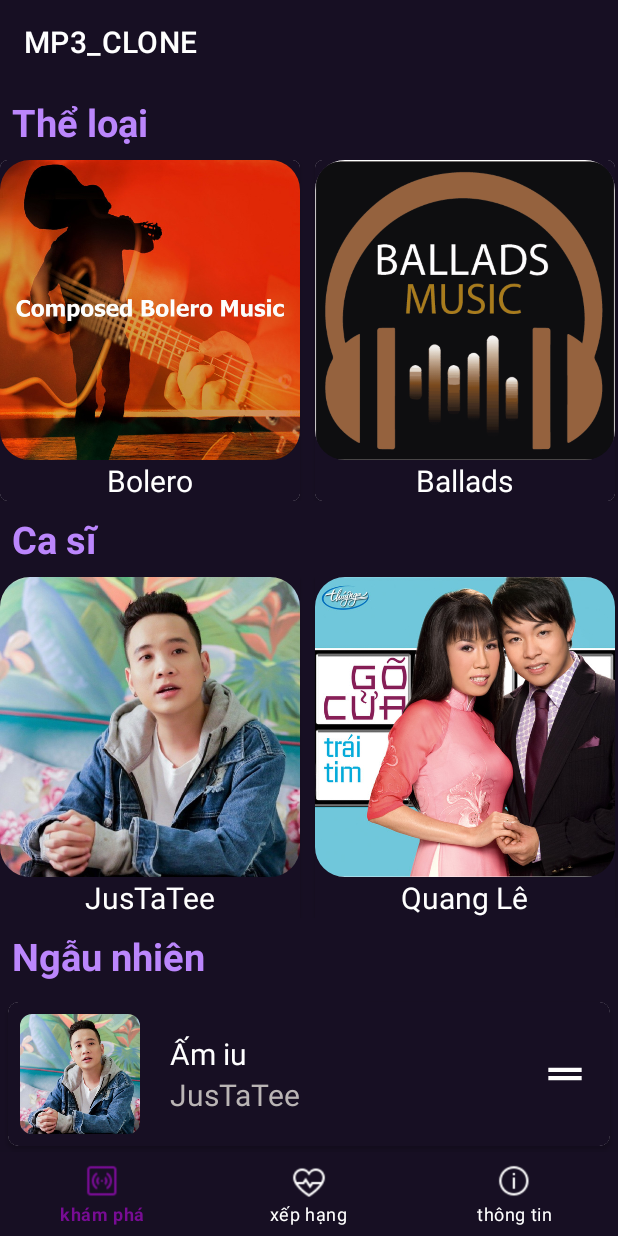
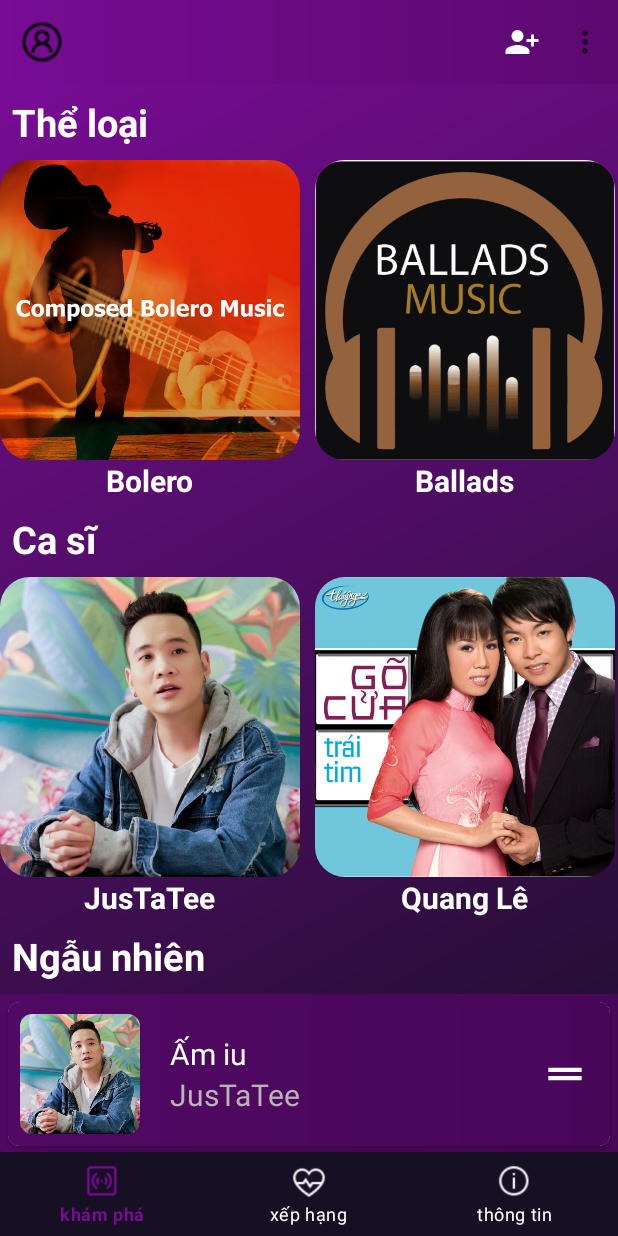
Before and after one commit to solokilazz/IMUSIC, an Android app: the screen it shows after launch (MainActivity), on a phone screen of 412 x 824 dp. Run offline under Robolectric (Android 15) with nearby library versions, the phone set to English and light mode, and no system bars; plain views replace RoundedImageView.

Commit message:
18h15 ngay 6 thang 4

```diff
--- a/app/src/main/java/com/example/da1/Fragments/AllFragment.java
+++ b/app/src/main/java/com/example/da1/Fragments/AccountFragment.java
@@ -1,6 +1,8 @@
 package com.example.da1.Fragments;
 
 
+import android.content.Intent;
+import android.graphics.Color;
 import android.os.Bundle;
 import android.view.LayoutInflater;
 import android.view.View;
@@ -8,20 +10,12 @@ import android.view.ViewGroup;
 
 import androidx.annotation.NonNull;
 import androidx.annotation.Nullable;
+import androidx.appcompat.widget.Toolbar;
 import androidx.fragment.app.Fragment;
-import androidx.recyclerview.widget.LinearLayoutManager;
-import androidx.recyclerview.widget.RecyclerView;
 
-import com.example.da1.Adapter.SongsAdapter;
-import com.example.da1.DAO.ISongs;
-import com.example.da1.DAO.SongsDAO;
-import com.example.da1.MainActivity;
-import com.example.da1.Models.Song;
 import com.example.da1.R;
 
-import java.util.ArrayList;
-
-public class AllFragment extends Fragment {
+public class AccountFragment extends Fragment {
 
 
     private static final String ARG_PARAM1 = "param1";
@@ -31,14 +25,14 @@ public class AllFragment extends Fragment {
     private String mParam1;
     private String mParam2;
 
-    public AllFragment() {
+    public AccountFragment() {
         // Required empty public constructor
     }
 
 
     // method này là thể hiện của lớp, dùng để gọi trực tiếp mà ko cần tạo mới đối tượng.
-    public static AllFragment newInstance(String param1, String param2){
-        AllFragment fragment = new AllFragment();
+    public static AccountFragment newInstance(String param1, String param2){
+        AccountFragment fragment = new AccountFragment();
         Bundle args = new Bundle();
         args.putString(ARG_PARAM1, param1);
         args.putString(ARG_PARAM2, param2);
@@ -59,7 +53,7 @@ public class AllFragment extends Fragment {
     public View onCreateView(LayoutInflater inflater, ViewGroup container,
                              Bundle savedInstanceState) {
         // Inflate the layout for this fragment
-        View view = inflater.inflate(R.layout.all_fragment,container,false);
+        View view = inflater.inflate(R.layout.account_fragment,container,false);
         return view;
     }
 
@@ -71,4 +65,5 @@ public class AllFragment extends Fragment {
 
     }
 
+
 }
--- a/app/src/main/java/com/example/da1/MainActivity.java
+++ b/app/src/main/java/com/example/da1/MainActivity.java
@@ -8,15 +8,15 @@ import androidx.fragment.app.Fragment;
 import androidx.fragment.app.FragmentTransaction;
 
 
-import android.content.Intent;
 import android.os.Bundle;
 
+import android.view.Menu;
 import android.view.MenuItem;
 
 import com.example.da1.DAO.SingersDAO;
 import com.example.da1.DAO.SongsDAO;
 import com.example.da1.DAO.StylesDAO;
-import com.example.da1.Fragments.AllFragment;
+import com.example.da1.Fragments.AccountFragment;
 import com.example.da1.Fragments.HomeFragment;
 import com.example.da1.Fragments.TopFragment;
 import com.example.da1.Models.Singer;
@@ -32,6 +32,7 @@ public class MainActivity extends AppCompatActivity {
     SongsDAO songsDAO;
     SingersDAO singersDAO;
     StylesDAO stylesDAO;
+
 
     @Override
     protected void onCreate(Bundle savedInstanceState) {
@@ -50,6 +51,9 @@ public class MainActivity extends AppCompatActivity {
 
         // gắn toolbar
         setSupportActionBar(toolbar);
+        getSupportActionBar().setTitle("");
+        toolbar.setNavigationIcon(R.drawable.icon_user);
+//        toolbar.getBackground().setAlpha(0);
 
         //gán hiển thị mặc định ban đầu
         replaceFragment(new HomeFragment());
@@ -64,18 +68,27 @@ public class MainActivity extends AppCompatActivity {
                 switch (id) {
                     case R.id.home:
                         replaceFragment(new HomeFragment());
+                        toolbar.setBackground(getDrawable(R.drawable.toolbar_bg));
                         break;
                     case R.id.top:
                         replaceFragment(new TopFragment());
+                        toolbar.setBackground(getDrawable(R.drawable.toolbar_bg2));
                         break;
                     case R.id.about:
-                        replaceFragment(new AllFragment());
+                        replaceFragment(new AccountFragment());
+                        toolbar.setBackground(getDrawable(R.drawable.toolbar_bg3));
                         break;
                 }
                 return false;
             }
         });
 
+    }
+
+    @Override
+    public boolean onCreateOptionsMenu(Menu menu) {
+        getMenuInflater().inflate(R.menu.menu_option_main,menu);
+        return super.onCreateOptionsMenu(menu);
     }
 
 
--- /dev/null
+++ b/app/src/main/res/drawable-v24/account_bg.xml
@@ -0,0 +1,8 @@
+<?xml version="1.0" encoding="utf-8"?>
+<shape xmlns:android="http://schemas.android.com/apk/res/android">
+    <gradient
+        android:angle="315"
+        android:endColor="@color/main"
+        android:startColor="#AF2571"
+        android:type="linear"/>
+</shape>
--- /dev/null
+++ b/app/src/main/res/drawable-v24/home_bg.xml
@@ -0,0 +1,8 @@
+<?xml version="1.0" encoding="utf-8"?>
+<shape xmlns:android="http://schemas.android.com/apk/res/android">
+    <gradient
+        android:angle="315"
+        android:endColor="@color/main"
+        android:startColor="@color/main2"
+        android:type="linear"/>
+</shape>
--- /dev/null
+++ b/app/src/main/res/drawable-v24/home_bottom_bg.xml
@@ -0,0 +1,8 @@
+<?xml version="1.0" encoding="utf-8"?>
+<shape xmlns:android="http://schemas.android.com/apk/res/android">
+    <gradient
+        android:angle="0"
+        android:endColor="#49075A"
+        android:startColor="#510963"
+        android:type="linear"/>
+</shape>
--- /dev/null
+++ b/app/src/main/res/drawable-v24/toolbar_bg2.xml
@@ -0,0 +1,8 @@
+<?xml version="1.0" encoding="utf-8"?>
+<shape xmlns:android="http://schemas.android.com/apk/res/android">
+    <gradient
+        android:angle="0"
+        android:endColor="#187761"
+        android:startColor="@color/bg2"
+        android:type="linear"/>
+</shape>
--- /dev/null
+++ b/app/src/main/res/drawable-v24/toolbar_bg3.xml
@@ -0,0 +1,8 @@
+<?xml version="1.0" encoding="utf-8"?>
+<shape xmlns:android="http://schemas.android.com/apk/res/android">
+    <gradient
+        android:angle="0"
+        android:endColor="#831853"
+        android:startColor="@color/bg3"
+        android:type="linear"/>
+</shape>
--- /dev/null
+++ b/app/src/main/res/drawable-v24/top_list_bg.xml
@@ -0,0 +1,8 @@
+<?xml version="1.0" encoding="utf-8"?>
+<shape xmlns:android="http://schemas.android.com/apk/res/android">
+    <gradient
+        android:angle="315"
+        android:endColor="@color/main"
+        android:startColor="#20A183"
+        android:type="linear"/>
+</shape>
--- /dev/null
+++ b/app/src/main/res/drawable/toolbar_bg.xml
@@ -0,0 +1,8 @@
+<?xml version="1.0" encoding="utf-8"?>
+<shape xmlns:android="http://schemas.android.com/apk/res/android">
+    <gradient
+        android:angle="0"
+        android:endColor="#5C0971"
+        android:startColor="@color/main2"
+        android:type="linear"/>
+</shape>
--- a/app/src/main/res/layout/all_fragment.xml
+++ b/app/src/main/res/layout/account_fragment.xml
@@ -5,7 +5,8 @@
     android:layout_width="match_parent"
     android:layout_height="match_parent"
     android:orientation="vertical"
-    android:background="@color/main">
+    android:background="@drawable/account_bg">
+
 
     <LinearLayout
         android:id="@+id/imgUser"
--- a/app/src/main/res/layout/activity_main.xml
+++ b/app/src/main/res/layout/activity_main.xml
@@ -11,7 +11,7 @@
         android:id="@+id/toolbar"
         android:gravity="center"
         app:titleTextColor="@color/white"
-        android:background="#170f23"
+        android:background="@drawable/toolbar_bg"
         android:layout_width="match_parent"
         android:layout_height="?actionBarSize"/>
 
@@ -31,7 +31,7 @@
             android:layout_width="match_parent"
             android:layout_height="?actionBarSize"
             android:layout_gravity="bottom"
-            android:background="#170f23"
+            android:background="@color/main"
             app:itemIconTint="@drawable/selector_bottom_nav_view"
             app:itemTextColor="@drawable/selector_bottom_nav_view"
             app:itemRippleColor="#780c94"
--- a/app/src/main/res/layout/home_fragment.xml
+++ b/app/src/main/res/layout/home_fragment.xml
@@ -6,7 +6,7 @@
     android:layout_height="match_parent"
     tools:context=".MainActivity"
     android:orientation="vertical"
-    android:background="@color/main">
+    android:background="@drawable/home_bg">
     <ScrollView
         android:layout_width="match_parent"
         android:layout_height="match_parent">
@@ -58,7 +58,7 @@
                     android:text="Thể loại"
                     android:padding="8dp"
                     android:textSize="25dp"
-                    android:textColor="@color/purple_200"
+                    android:textColor="@color/white"
                     android:textStyle="bold"/>
 
                 <androidx.recyclerview.widget.RecyclerView
@@ -79,7 +79,7 @@
                     android:text="Ca sĩ"
                     android:padding="8dp"
                     android:textSize="25dp"
-                    android:textColor="@color/purple_200"
+                    android:textColor="@color/white"
                     android:textStyle="bold"/>
 
                 <androidx.recyclerview.widget.RecyclerView
@@ -100,14 +100,14 @@
                     android:text="Ngẫu nhiên"
                     android:padding="8dp"
                     android:textSize="25dp"
-                    android:textColor="@color/purple_200"
+                    android:textColor="@color/white"
                     android:textStyle="bold"/>
 
                 <androidx.recyclerview.widget.RecyclerView
                     android:id="@+id/recycleChart"
                     android:layout_width="match_parent"
                     android:layout_height="match_parent"
-                    android:background="@color/main"/>
+                    android:background="@drawable/home_bottom_bg"/>
                 <Space
                     android:background="@color/white"
                     android:layout_width="match_parent"
--- a/app/src/main/res/layout/item_singer.xml
+++ b/app/src/main/res/layout/item_singer.xml
@@ -1,22 +1,12 @@
 <?xml version="1.0" encoding="utf-8"?>
-<androidx.cardview.widget.CardView xmlns:android="http://schemas.android.com/apk/res/android"
+<RelativeLayout xmlns:android="http://schemas.android.com/apk/res/android"
     xmlns:app="http://schemas.android.com/apk/res-auto"
     xmlns:tools="http://schemas.android.com/tools"
     android:layout_width="wrap_content"
     android:layout_height="wrap_content"
-    app:cardCornerRadius="0dp"
-    android:layout_marginEnd="10dp"
-    >
+    android:layout_marginEnd="10dp">
 
-
-    <LinearLayout
-        android:layout_width="match_parent"
-        android:layout_height="match_parent"
-        android:orientation="vertical"
-        android:background="@drawable/background_cardview">
-
-
-        <LinearLayout
+    <RelativeLayout
         android:layout_width="wrap_content"
         android:layout_height="wrap_content"
         android:orientation="vertical">
@@ -33,13 +23,12 @@
             android:id="@+id/txtSingerName"
             android:layout_width="wrap_content"
             android:layout_height="wrap_content"
-                android:layout_gravity="center"
+            android:text="Name Type"
             android:textSize="20dp"
-                android:text="Name Type"
+            android:textStyle="bold"
+            android:layout_centerHorizontal="true"
+            android:layout_below="@+id/ivSinger"
             android:textColor="@color/white" />
-        </LinearLayout>
+    </RelativeLayout>
 
-    </LinearLayout>
-
-
-</androidx.cardview.widget.CardView>
+</RelativeLayout>
--- a/app/src/main/res/layout/item_song.xml
+++ b/app/src/main/res/layout/item_song.xml
@@ -11,7 +11,7 @@
         android:id="@+id/layoutItem"
         android:layout_width="match_parent"
         android:layout_height="match_parent"
-        android:background="@color/main"
+        android:background="@drawable/home_bottom_bg"
         android:padding="8dp"
         android:orientation="horizontal">
 
--- a/app/src/main/res/layout/top_fragment.xml
+++ b/app/src/main/res/layout/top_fragment.xml
@@ -1,7 +1,7 @@
 <?xml version="1.0" encoding="utf-8"?>
 <LinearLayout xmlns:android="http://schemas.android.com/apk/res/android"
     android:layout_width="match_parent"
-    android:background="@color/black"
+    android:background="@drawable/top_list_bg"
     android:orientation="vertical"
     android:layout_height="match_parent">
     <ScrollView
--- a/app/src/main/res/layout/type_item.xml
+++ b/app/src/main/res/layout/type_item.xml
@@ -1,17 +1,15 @@
 <?xml version="1.0" encoding="utf-8"?>
-<androidx.cardview.widget.CardView xmlns:android="http://schemas.android.com/apk/res/android"
+<RelativeLayout xmlns:android="http://schemas.android.com/apk/res/android"
     xmlns:app="http://schemas.android.com/apk/res-auto"
     xmlns:tools="http://schemas.android.com/tools"
     android:layout_width="wrap_content"
     android:layout_height="wrap_content"
-    app:cardCornerRadius="5dp"
     android:layout_marginEnd="10dp">
 
-    <LinearLayout
+    <RelativeLayout
         android:layout_width="wrap_content"
         android:layout_height="wrap_content"
-        android:orientation="vertical"
-        android:background="@drawable/background_cardview">
+        android:orientation="vertical">
 
         <com.google.android.material.imageview.ShapeableImageView
             android:id="@+id/ivStyle"
@@ -27,9 +25,10 @@
             android:layout_height="wrap_content"
             android:text="Name Type"
             android:textSize="20dp"
+            android:textStyle="bold"
+            android:layout_centerHorizontal="true"
+            android:layout_below="@+id/ivStyle"
+            android:textColor="@color/white" />
+    </RelativeLayout>
 
-            android:layout_gravity="center"
-            android:textColor="@color/white" />
-    </LinearLayout>
-
-</androidx.cardview.widget.CardView>
+</RelativeLayout>
--- /dev/null
+++ b/app/src/main/res/menu/menu_option_main.xml
@@ -0,0 +1,17 @@
+<?xml version="1.0" encoding="utf-8"?>
+<menu xmlns:app="http://schemas.android.com/apk/res-auto"
+    xmlns:android="http://schemas.android.com/apk/res/android">
+    <item
+        android:id="@+id/register"
+        android:title="Đăng kí"
+        android:icon="@drawable/add"
+        app:showAsAction="ifRoom" />
+    <item
+        android:id="@+id/login"
+        android:title="Đăng nhập"
+        app:showAsAction="never" />
+    <item
+        android:id="@+id/logout"
+        android:title="Đăng xuất"
+        app:showAsAction="never" />
+</menu>
--- a/app/src/main/res/values/colors.xml
+++ b/app/src/main/res/values/colors.xml
@@ -2,6 +2,8 @@
 <resources>
     <color name="main">#170f23</color>
     <color name="main2">#780c94</color>
+    <color name="bg3">#AF2571</color>
+    <color name="bg2">#20A183</color>
     <color name="purple_200">#FFBB86FC</color>
     <color name="purple_500">#FF6200EE</color>
     <color name="purple_700">#FF3700B3</color>
--- a/app/src/main/res/values/strings.xml
+++ b/app/src/main/res/values/strings.xml
@@ -1,5 +1,5 @@
 <resources>
-    <string name="app_name">MP3_CLONE</string>
+    <string name="app_name">IMUSIC</string>
     <string name="channel_name">Music Channel</string>
     <string name="channel_description">Music Channel description</string>
 </resources>
```
Also changed, not shown: app/src/main/res/drawable/icon_user.png (added). Lines whose indentation alone changed are shown as unchanged.
